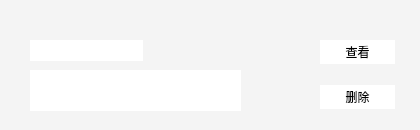
Old version of the form TaskManager/View/workitem.ui in the repository xingyimen/GanShiTaskManager.
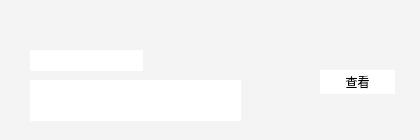
New version of the form.

Diff of the .ui file:
```diff
--- a/TaskManager/View/workitem.ui
+++ b/TaskManager/View/workitem.ui
@@ -7,19 +7,19 @@
     <x>0</x>
     <y>0</y>
     <width>420</width>
-    <height>130</height>
+    <height>140</height>
    </rect>
   </property>
   <property name="minimumSize">
    <size>
     <width>420</width>
-    <height>130</height>
+    <height>140</height>
    </size>
   </property>
   <property name="maximumSize">
    <size>
     <width>420</width>
-    <height>130</height>
+    <height>140</height>
    </size>
   </property>
   <property name="windowTitle">
@@ -34,7 +34,7 @@
    <property name="geometry">
     <rect>
      <x>0</x>
-     <y>20</y>
+     <y>30</y>
      <width>420</width>
      <height>110</height>
     </rect>
@@ -43,7 +43,7 @@
     <property name="geometry">
      <rect>
       <x>320</x>
-      <y>20</y>
+      <y>40</y>
       <width>75</width>
       <height>24</height>
      </rect>
@@ -94,29 +94,6 @@
 }</string>
     </property>
    </widget>
-   <widget class="QPushButton" name="deletebtn">
-    <property name="geometry">
-     <rect>
-      <x>320</x>
-      <y>65</y>
-      <width>75</width>
-      <height>24</height>
-     </rect>
-    </property>
-    <property name="styleSheet">
-     <string notr="true">QPushButton{
-border:null;
-background-color:white;
-}
-QPushButton::hover{
-color:rgb(253,202,36);
-}
-</string>
-    </property>
-    <property name="text">
-     <string>删除</string>
-    </property>
-   </widget>
   </widget>
  </widget>
  <resources/>
```
